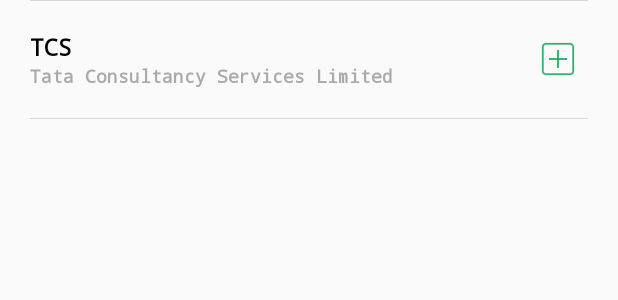
After one commit to snihore/DayTradingTool, an Android app: the layout search_stock_list_layout_item.xml on its own in the app's theme, with its tools: preview values and no code run, on a phone screen of 412 x 824 dp. The commit adds this screen. Shown: the top 300 px of the screen. Run offline under Robolectric (Android 15) with nearby library versions, the phone set to English and light mode, and no system bars.

Commit message:
Added Search Stock List Recycler View

```diff
--- a/app/src/main/res/layout/activity_position_size.xml
+++ b/app/src/main/res/layout/activity_position_size.xml
@@ -54,6 +54,7 @@
                 android:textStyle="bold" />
 
             <ImageView
+                android:id="@+id/trade_save_btn"
                 android:layout_width="40dp"
                 android:layout_height="40dp"
                 android:layout_alignParentRight="true"
--- /dev/null
+++ b/app/src/main/res/layout/search_stock_list_layout_item.xml
@@ -0,0 +1,49 @@
+<?xml version="1.0" encoding="utf-8"?>
+<RelativeLayout xmlns:android="http://schemas.android.com/apk/res/android"
+    android:layout_width="match_parent"
+    android:layout_height="wrap_content"
+    android:background="@android:color/transparent"
+    android:paddingLeft="20dp"
+    android:paddingRight="20dp">
+
+    <TextView
+        android:id="@+id/search_stock_layout_item_flag1"
+        android:layout_width="match_parent"
+        android:layout_height="0.3dp"
+        android:layout_marginBottom="20dp"
+        android:background="@color/gray_list"/>
+    <TextView
+        android:id="@+id/search_stock_layout_item_title"
+        android:layout_width="wrap_content"
+        android:layout_height="wrap_content"
+        android:text="TCS"
+        android:textColor="@color/black"
+        android:fontFamily="monospace"
+        android:textSize="15sp"
+        android:textStyle="bold"
+        android:layout_below="@+id/search_stock_layout_item_flag1"/>
+    <TextView
+        android:id="@+id/search_stock_layout_item_full_name"
+        android:layout_width="wrap_content"
+        android:layout_height="wrap_content"
+        android:text="Tata Consultancy Services Limited"
+        android:textColor="@color/gray"
+        android:fontFamily="monospace"
+        android:textSize="12sp"
+        android:textStyle="bold"
+        android:layout_below="@+id/search_stock_layout_item_title"/>
+    <ImageView
+        android:layout_width="40dp"
+        android:layout_height="40dp"
+        android:src="@drawable/add_icon"
+        android:layout_alignParentRight="true"
+        android:layout_centerVertical="true"
+        android:padding="7dp"/>
+    <TextView
+        android:id="@+id/search_stock_layout_item_flag2"
+        android:layout_width="match_parent"
+        android:layout_height="0.3dp"
+        android:layout_below="@id/search_stock_layout_item_full_name"
+        android:layout_marginTop="20dp"
+        android:background="@color/gray_list"/>
+</RelativeLayout>
--- a/app/src/main/res/values/colors.xml
+++ b/app/src/main/res/values/colors.xml
@@ -12,5 +12,6 @@
 <!-- #FF99CC00-->
     <color name="red">#FFFF4444</color>
     <color name="gray">@android:color/darker_gray</color>
+    <color name="gray_list">#D8D8D8</color>
     <color name="other">#21B6A8</color>
 </resources>
```
Also changed, not shown: app/src/main/java/com/sourabh/daytradingtool/Data/SearchStockItemDetail.java (added, +28 -0 lines), app/src/main/java/com/sourabh/daytradingtool/MainActivity.java (+9 -5 lines), app/src/main/java/com/sourabh/daytradingtool/PositionSizeActivity.java (+71 -1 lines), app/src/main/java/com/sourabh/daytradingtool/UserInterface/SearchStockRecyclerViewAdapter.java (added, +102 -0 lines), app/src/main/java/com/sourabh/daytradingtool/Utils/GetStockList.java (added, +43 -0 lines), app/src/main/res/layout/search_stock_list_dialog_layout.xml (added, +42 -0 lines), app/src/main/res/drawable-v24/add_icon.png (added), app/src/main/res/raw/nse_stocks_list.csv (added).
